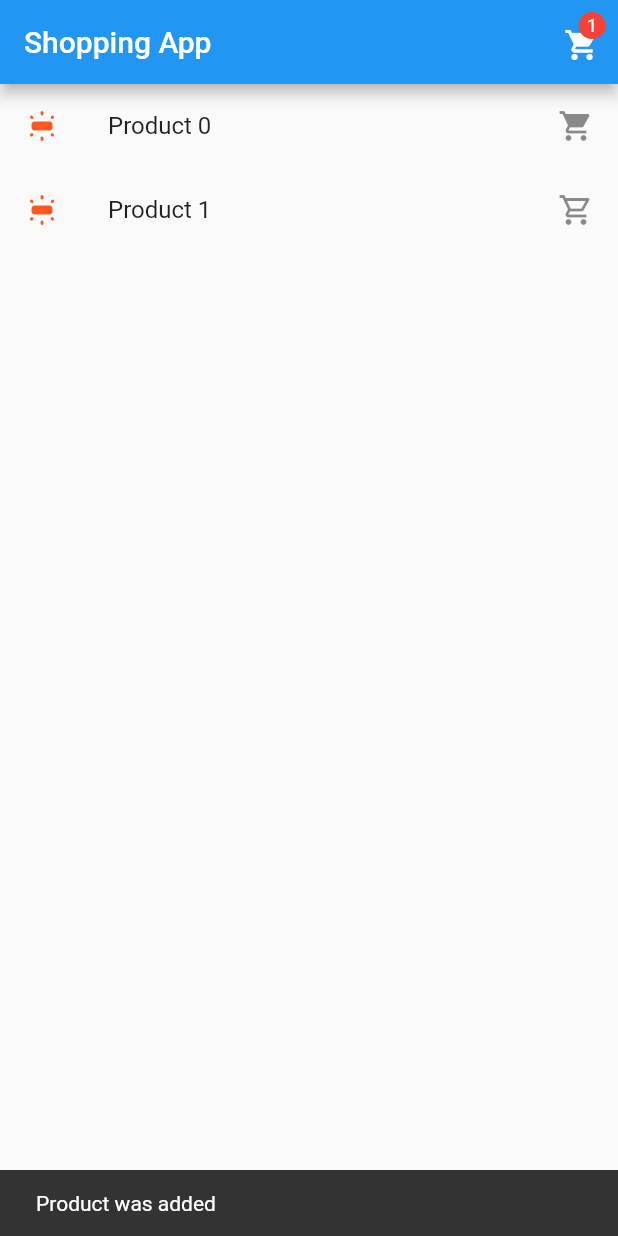
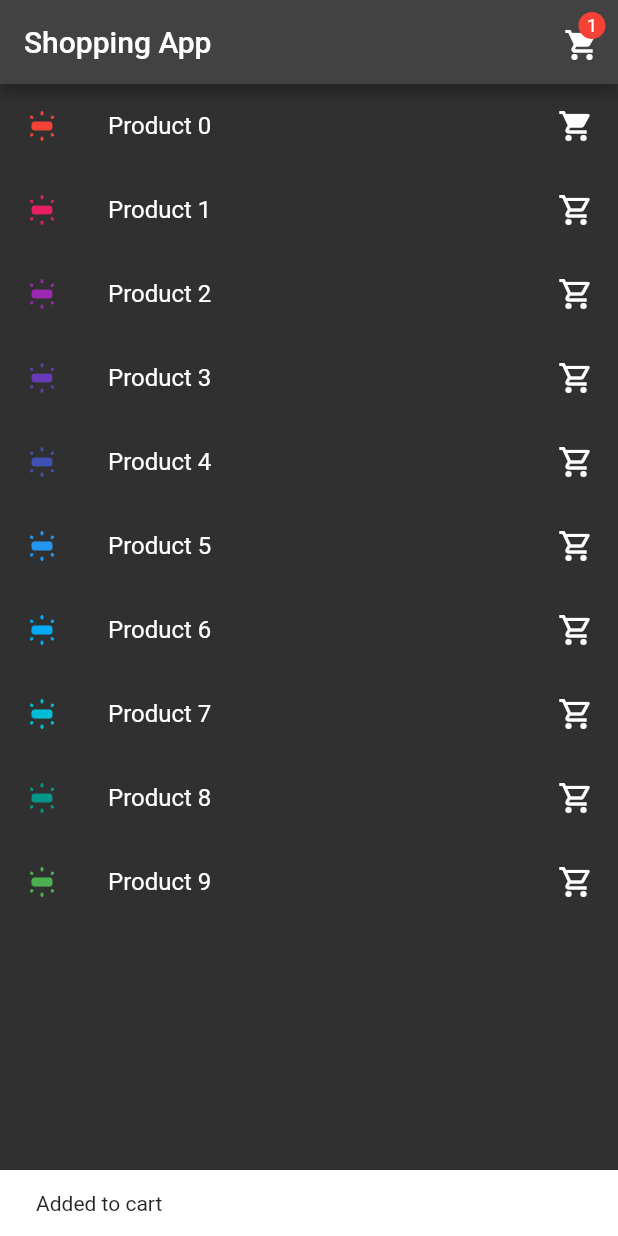
Before and after one commit to sv-makh/week11_add_to_cart_app, a Flutter app: the screen it shows after launch, after a tap on the "shopping cart" icon, on a phone screen of 412 x 824 dp. Run offline on Flutter 3.47's test engine with Material 2 defaults, Android fonts, the phone set to English and light mode, and no system bars; our stand-ins replace flutter_bloc.

Commit message:
products ad ListView; change design

```diff
--- a/lib/main.dart
+++ b/lib/main.dart
@@ -1,6 +1,7 @@
 import 'package:flutter/material.dart';
 import 'package:flutter_bloc/flutter_bloc.dart';
 import 'package:week11_add_to_cart_app/constants.dart';
+import 'package:week11_add_to_cart_app/products_bloc.dart';
 
 void main() {
   runApp(const MyApp());
@@ -13,6 +14,7 @@ class MyApp extends StatelessWidget {
   Widget build(BuildContext context) {
     return MaterialApp(
       debugShowCheckedModeBanner: false,
+      theme: ThemeData.dark(),
       home: const ProductsScreen()
     );
   }
@@ -60,105 +62,33 @@ class ProductsView extends StatelessWidget {
           ),
         ],
       ),
-      body: Column(
-        children: [
-          BlocBuilder<ProductsBloc, ProductsState>(
+      body: ListView.builder(
+        itemCount: numOfProducts,
+        itemBuilder: ((BuildContext context, int index) {
+          return BlocBuilder<ProductsBloc, ProductsState>(
               builder: (context, ProductsState productsState) {
                 return ListTile(
                   leading: Icon(
                     Icons.flourescent_rounded,
-                  color: Colors.deepOrange,
+                    color: Colors.primaries[index % Colors.primaries.length],
                   ),
-                title: Text('Product 0'),
+                  title: Text('Product $index'),
                   trailing: GestureDetector(
-                  child: Icon((productsState.productsList)[0] ? Icons.shopping_cart : Icons.shopping_cart_outlined),
+                    child: Icon((productsState.productsList)[index] ? Icons.shopping_cart : Icons.shopping_cart_outlined),
                     onTap: () {
-                    if ((productsState.productsList)[0]) {
-                      context.read<ProductsBloc>().add(ProductsDeleted(index: 0));
+                      if ((productsState.productsList)[index]) {
+                        context.read<ProductsBloc>().add(ProductsDeleted(index: index));
                       } else {
-                      context.read<ProductsBloc>().add(ProductsAdded(index: 0));
+                        context.read<ProductsBloc>().add(ProductsAdded(index: index));
                       }
                     },
                   ),
                 );
               }
-          ),
-          BlocBuilder<ProductsBloc, ProductsState>(
-          builder: (context, ProductsState productsState) {
-            return ListTile(
-              leading: Icon(
-                Icons.flourescent_rounded,
-                color: Colors.deepOrange,
-              ),
-              title: Text('Product 1'),
-              trailing: GestureDetector(
-                child: Icon((productsState.productsList)[1] ? Icons.shopping_cart : Icons.shopping_cart_outlined),
-                onTap: () {
-                  if ((productsState.productsList)[1]) {
-                    context.read<ProductsBloc>().add(ProductsDeleted(index: 1));
-                  } else {
-                    context.read<ProductsBloc>().add(ProductsAdded(index: 1));
-                  }
-                }
-              ),
           );
-          }),
-
-        ],
+        })
       )
     );
-  }
-}
-
-class ProductsEvent {}
-
-class ProductsAdded extends ProductsEvent {
-  int index;
-  ProductsAdded({required this.index});
-}
-
-class ProductsDeleted extends ProductsEvent {
-  int index;
-  ProductsDeleted({required this.index});
-}
-
-class ProductsState {
-  final int inCartValue;
-  final bool cartInteraction;
-  final String cartEventMsg;
-  final List<bool> productsList;
-
-  ProductsState({
-    required this.inCartValue,
-    this.cartInteraction = false,
-    this.cartEventMsg = '',
-    productsList
-  }) : productsList = productsList ?? List<bool>.filled(numOfProducts, false);
-}
-
-class ProductsBloc extends Bloc<ProductsEvent, ProductsState> {
-  ProductsBloc() : super(ProductsState(inCartValue: 0)) {
-    on<ProductsAdded>((ProductsAdded event, Emitter<ProductsState> emitter) {
-      List<bool> list = state.productsList;
-      list[event.index] = true;
-      return emitter(ProductsState(
-          inCartValue: state.inCartValue + 1,
-          cartInteraction: true,
-          cartEventMsg: 'Product was added',
-          productsList: list
-      ));
-    });
-
-    on<ProductsDeleted>((ProductsDeleted event, Emitter<ProductsState> emitter) {
-      List<bool> list = state.productsList;
-      list[event.index] = false;
-      return emitter(ProductsState(
-        inCartValue: state.inCartValue - 1,
-        cartInteraction: true,
-        cartEventMsg: 'Product was deleted',
-        productsList: list
-      ));
-    });
   }
 }
 
--- /dev/null
+++ b/lib/products_bloc.dart
@@ -0,0 +1,54 @@
+import 'package:flutter_bloc/flutter_bloc.dart';
+import 'package:week11_add_to_cart_app/constants.dart';
+
+class ProductsEvent {}
+
+class ProductsAdded extends ProductsEvent {
+  int index;
+  ProductsAdded({required this.index});
+}
+
+class ProductsDeleted extends ProductsEvent {
+  int index;
+  ProductsDeleted({required this.index});
+}
+
+class ProductsState {
+  final int inCartValue;
+  final bool cartInteraction;
+  final String cartEventMsg;
+  final List<bool> productsList;
+
+  ProductsState({
+    required this.inCartValue,
+    this.cartInteraction = false,
+    this.cartEventMsg = '',
+    productsList
+  }) : productsList = productsList ?? List<bool>.filled(numOfProducts, false);
+}
+
+class ProductsBloc extends Bloc<ProductsEvent, ProductsState> {
+  ProductsBloc() : super(ProductsState(inCartValue: 0)) {
+    on<ProductsAdded>((ProductsAdded event, Emitter<ProductsState> emitter) {
+      List<bool> list = state.productsList;
+      list[event.index] = true;
+      return emitter(ProductsState(
+          inCartValue: state.inCartValue + 1,
+          cartInteraction: true,
+          cartEventMsg: 'Added to cart',
+          productsList: list
+      ));
+    });
+
+    on<ProductsDeleted>((ProductsDeleted event, Emitter<ProductsState> emitter) {
+      List<bool> list = state.productsList;
+      list[event.index] = false;
+      return emitter(ProductsState(
+          inCartValue: state.inCartValue - 1,
+          cartInteraction: true,
+          cartEventMsg: 'Removed from cart',
+          productsList: list
+      ));
+    });
+  }
+}
```
Lines whose indentation alone changed are shown as unchanged.
